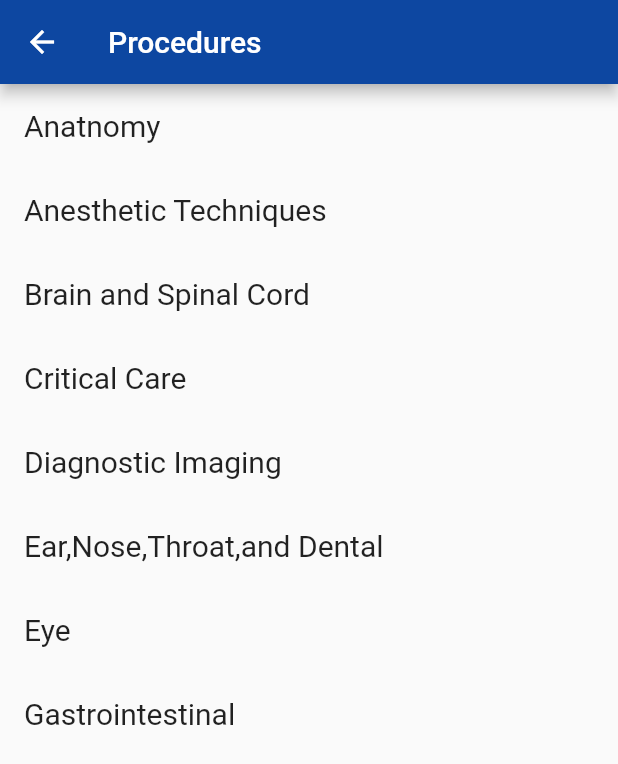
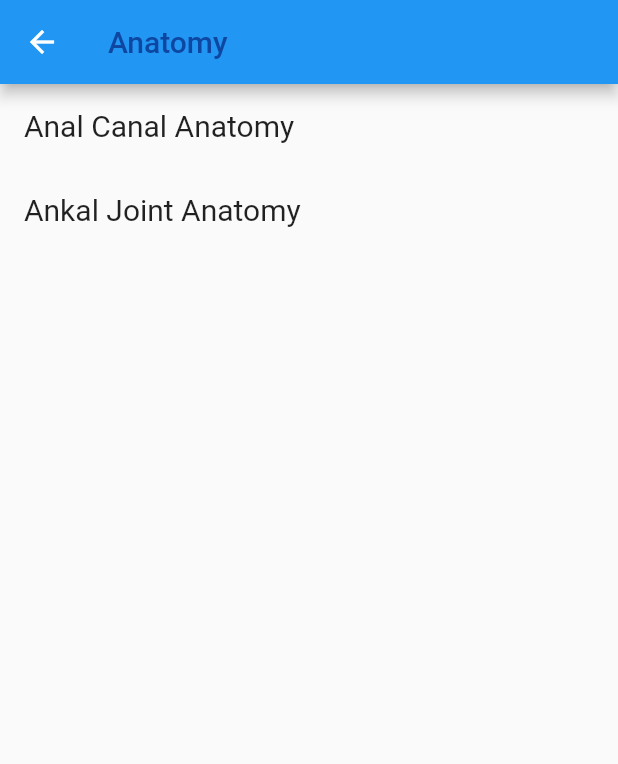
Before and after one commit to Sharan-ayush08/front_page_ui, a Flutter app: the ViewProcedures screen opened directly, after a tap on "Anatnomy", on a phone screen of 412 x 824 dp. Shown: the top 764 px of the screen. Run offline on Flutter 3.47's test engine with Material 2 defaults, Android fonts, the phone set to English and light mode, and no system bars.

Commit message:
Procedure oprion added

```diff
--- a/lib/main.dart
+++ b/lib/main.dart
@@ -1,5 +1,7 @@
 import 'package:flutter/material.dart';
 import 'package:front_page_ui/providers/medicine_info.dart';
+import 'package:front_page_ui/providers/procedure_detailed/anatomy.dart';
+import 'package:front_page_ui/providers/procedure_info.dart';
 import 'package:front_page_ui/screens/front_page.dart';
 import "package:provider/provider.dart";
 
@@ -16,6 +18,12 @@ class MyApp extends StatelessWidget {
       providers: [
         ChangeNotifierProvider(
           create: (ctx) => Medicines(),
+        ),
+        ChangeNotifierProvider(
+          create: (ctx) => Procedures(),
+        ),
+        ChangeNotifierProvider(
+          create: (ctx) => Anatomy(),
         )
       ],
       child: MaterialApp(
--- /dev/null
+++ b/lib/providers/procedure_detailed/anatomy.dart
@@ -0,0 +1,28 @@
+import 'package:flutter/material.dart';
+
+class Anatomy with ChangeNotifier {
+  // ignore: non_constant_identifier_names
+  Map<String, Map<String, String>> _anatomy_details = {
+    'Anal Canal Anatomy': {
+      'Gross Anatomy':
+          'It is the most terminal part of the lowest GT tract/large intestin.',
+      'Tissue,Nerve and Muscles': 'The perianal skin keratnixed,stratified.',
+      'Pathophysiologic Variants': 'Pathophysiologic Variants',
+      'Perianal Lesions':
+          'The location of perianal lesions is described in relation to clock'
+    },
+    'Ankal Joint Anatomy': {
+      'OverView':
+          'The ankle joint is a hinged synovial joint with primarly up-and-down movement',
+      'Lateral Ligament and Biomechanics': 'Lateral Ligament',
+      'Medial Ligament and Biomechanics': 'Medial Ligament',
+      'Syndesmosis': 'Syndesmosis',
+      'Subtalar Joint': 'The Subtalar Joint',
+      'Pathophysilogic Variants': 'Natural Anatomy '
+    }
+  };
+
+  Map<String, Map<String, String>> get items {
+    return _anatomy_details;
+  }
+}
--- a/lib/screens/front_page.dart
+++ b/lib/screens/front_page.dart
@@ -43,7 +43,7 @@ class _FrontpageState extends State<Frontpage> {
     ViewTools(),
     // DrugDetails(),
   ];
-  final int currentBarItem = 0;
+
   @override
   Widget build(BuildContext context) {
     return Scaffold(
--- a/lib/screens/procedure.dart
+++ b/lib/screens/procedure.dart
@@ -1,10 +1,16 @@
 import 'package:flutter/material.dart';
 import 'package:front_page_ui/models/procedure.dart';
 import 'package:front_page_ui/providers/procedure_info.dart';
+import 'package:front_page_ui/screens/procedures_items/antanomy.dart';
 
-class ViewProcedures extends StatelessWidget {
+class ViewProcedures extends StatefulWidget {
   const ViewProcedures({Key? key}) : super(key: key);
 
+  @override
+  _ViewProceduresState createState() => _ViewProceduresState();
+}
+
+class _ViewProceduresState extends State<ViewProcedures> {
   @override
   Widget build(BuildContext context) {
     List<Procedure> procedureInfo = Procedures.item;
@@ -21,7 +27,22 @@ class ViewProcedures extends StatelessWidget {
                 itemCount: procedureInfo.length,
                 itemBuilder: (BuildContext ctx, int index) {
                   return InkWell(
-                    onTap: () {},
+                    onTap: () {
+                      setState(() {
+                        Navigator.push(context,
+                            MaterialPageRoute(builder: (context) {
+                          var selectedPage;
+                          switch (selectedPage) {
+                            case 'Anatnomy':
+                              return ViewAnatnomy();
+                              // ignore: dead_code
+                              break;
+                            default:
+                              return ViewAnatnomy();
+                          }
+                        }));
+                      });
+                    },
                     child: Column(
                       children: <Widget>[
                         ListTile(
--- /dev/null
+++ b/lib/screens/procedures_items/antanomy.dart
@@ -0,0 +1,51 @@
+import 'package:flutter/material.dart';
+import 'package:front_page_ui/providers/procedure_detailed/anatomy.dart';
+import 'package:front_page_ui/screens/procedures_items/antanomy_detailed.dart';
+import 'package:provider/provider.dart';
+
+class ViewAnatnomy extends StatelessWidget {
+  const ViewAnatnomy({Key? key}) : super(key: key);
+
+  @override
+  Widget build(BuildContext context) {
+    // final List<String> item = [
+    //   'Ankle Joint Anatomy',
+    //   'Anal Canal Anatomy',
+    //   'Arotic Valve Anatomy',
+    // ];
+    final _anatomy = Provider.of<Anatomy>(context).items;
+    final List _anatomy_details = _anatomy.keys.toList();
+    return Scaffold(
+        appBar: AppBar(
+          title: Text(
+            "Anatomy",
+            style: TextStyle(
+              color: Colors.blue[900],
+            ),
+          ),
+        ),
+        body: _anatomy_details.isEmpty
+            ? Center(
+                child: Text("No Anatomy Details Found"),
+              )
+            : ListView.builder(
+                itemCount: _anatomy_details.length,
+                itemBuilder: (BuildContext ctx, int index) {
+                  return Column(
+                    children: [
+                      ListTile(
+                        onTap: () {
+                          Navigator.of(context).push(MaterialPageRoute(
+                              builder: (context) => AnatomyDetails(
+                                  anatomy: _anatomy_details[index])));
+                        },
+                        title: Text(
+                          _anatomy_details[index],
+                          style: TextStyle(fontSize: 20.0),
+                        ),
+                      )
+                    ],
+                  );
+                }));
+  }
+}
```
Also changed, not shown: lib/screens/procedures_items/antanomy_detailed.dart (added, +80 -0 lines).
